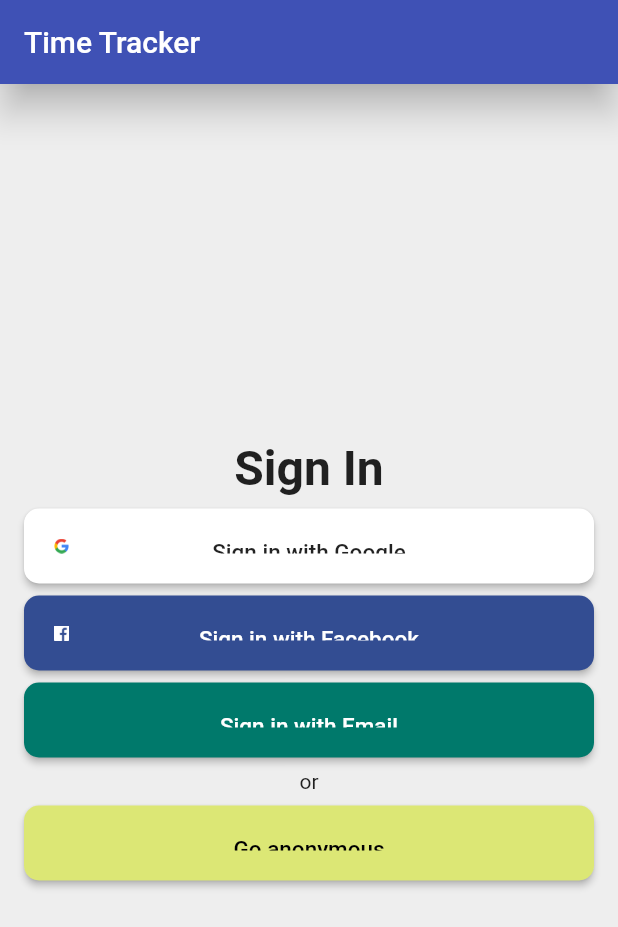
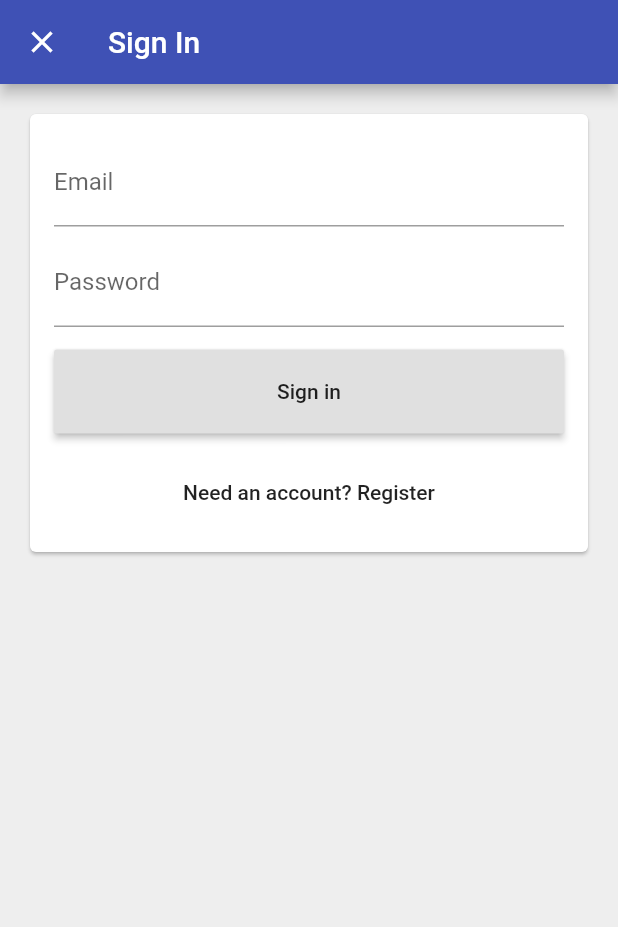
Before and after one commit to ngohongchan/time_tracker_flutter_course, a Flutter app: the screen it shows after launch, after a tap on "Sign in with Email", on a phone screen of 412 x 824 dp. Shown: the top 927 px of the screen. Run offline on Flutter 3.47's test engine with Material 2 defaults, Android fonts, the phone set to English and light mode, and no system bars; our stand-ins replace firebase_auth, firebase_core, google_sign_in; missing offline and left inert: flutter_facebook_auth, flutter_facebook_login_web; accounts and stored records are empty.

Commit message:
add sign in email page

```diff
--- /dev/null
+++ b/lib/app/sign_in/email_sign_in_form.dart
@@ -0,0 +1,52 @@
+import 'package:flutter/material.dart';
+
+class EmailSignInForm extends StatelessWidget {
+  const EmailSignInForm({Key? key}) : super(key: key);
+
+  List<Widget> _buildChildren() {
+    return [
+      TextField(
+        decoration: InputDecoration(
+          labelText: 'Email',
+          hintText: 'test@test.com',
+        ),
+      ),
+      SizedBox(
+        height: 8.0,
+      ),
+      TextField(
+        decoration: InputDecoration(
+          labelText: 'Password',
+        ),
+        obscureText: true,
+      ),
+      SizedBox(
+        height: 15.0,
+      ),
+      RaisedButton(
+        padding: const EdgeInsets.all(20.0),
+        child: Text('Sign in'),
+        onPressed: () {},
+      ),
+      SizedBox(
+        height: 15.0,
+      ),
+      FlatButton(
+        onPressed: () {},
+        child: Text('Need an account? Register'),
+      ),
+    ];
+  }
+
+  @override
+  Widget build(BuildContext context) {
+    return Padding(
+      padding: const EdgeInsets.all(16.0),
+      child: Column(
+        mainAxisSize: MainAxisSize.min,
+        crossAxisAlignment: CrossAxisAlignment.stretch,
+        children: _buildChildren(),
+      ),
+    );
+  }
+}
--- /dev/null
+++ b/lib/app/sign_in/email_sign_in_page.dart
@@ -0,0 +1,26 @@
+import 'package:flutter/material.dart';
+import 'package:time_tracker_flutter_course/app/sign_in/email_sign_in_form.dart';
+
+class EmailSignInPage extends StatelessWidget {
+  const EmailSignInPage({Key? key}) : super(key: key);
+
+  @override
+  Widget build(BuildContext context) {
+    return Scaffold(
+      appBar: AppBar(title: Text('Sign In')),
+      body: Padding(
+        padding: const EdgeInsets.all(16.0),
+        child: Card(
+          child: _buildContent(),
+        ),
+      ),
+      backgroundColor: Colors.grey[200],
+    );
+  }
+
+  Widget _buildContent() {
+    return Container(
+      child: EmailSignInForm(),
+    );
+  }
+}
--- a/lib/app/sign_in/sign_in_page.dart
+++ b/lib/app/sign_in/sign_in_page.dart
@@ -1,4 +1,5 @@
 import 'package:flutter/material.dart';
+import 'package:time_tracker_flutter_course/app/sign_in/email_sign_in_page.dart';
 import 'package:time_tracker_flutter_course/app/sign_in/sign_in_button.dart';
 import 'package:time_tracker_flutter_course/app/sign_in/social_sign_in_button.dart';
 import 'package:time_tracker_flutter_course/services/auth.dart';
@@ -32,6 +33,15 @@
     }
   }
 
+  void _signInWithEmail(BuildContext context) {
+    Navigator.of(context).push(
+      MaterialPageRoute<void>(
+        builder: (context) => EmailSignInPage(),
+        fullscreenDialog: true,
+      ),
+    );
+  }
+
   @override
   Widget build(BuildContext context) {
     return Scaffold(
@@ -39,14 +49,12 @@
         title: Text('Time Tracker'),
         elevation: 10.0,
       ),
-      body: _buildContent(
-          _signInAnonymonusly, _signInWithGoogle, _signInWithFacebook),
+      body: _buildContent(context),
       backgroundColor: Colors.grey[200],
     );
   }
-}
 
-Widget _buildContent(signInAnonymonusly, signInWithGoogle, signInWithFacebook) {
+  Widget _buildContent(BuildContext context) {
     return Padding(
       padding: const EdgeInsets.all(16.0),
       child: Column(
@@ -69,7 +77,7 @@
             color: Colors.white,
             text: 'Sign in with Google',
             textColor: Colors.black87,
-          onPressed: signInWithGoogle,
+            onPressed: _signInWithGoogle,
           ),
           const SizedBox(
             height: 8.0,
@@ -79,7 +87,7 @@
             color: Color(0xFF334D92),
             text: 'Sign in with Facebook',
             textColor: Colors.white,
-          onPressed: signInWithFacebook,
+            onPressed: _signInWithFacebook,
           ),
           const SizedBox(
             height: 8.0,
@@ -88,7 +96,7 @@
             text: 'Sign in with Email',
             textColor: Colors.white,
             color: Colors.teal[700],
-          onPressed: () {},
+            onPressed: () => _signInWithEmail(context),
           ),
           const SizedBox(
             height: 8.0,
@@ -108,9 +116,10 @@
             text: 'Go anonymous',
             textColor: Colors.black,
             color: Colors.lime[300],
-          onPressed: signInAnonymonusly,
+            onPressed: _signInAnonymonusly,
           ),
         ],
       ),
     );
   }
+}
```
Lines whose indentation alone changed are shown as unchanged.
